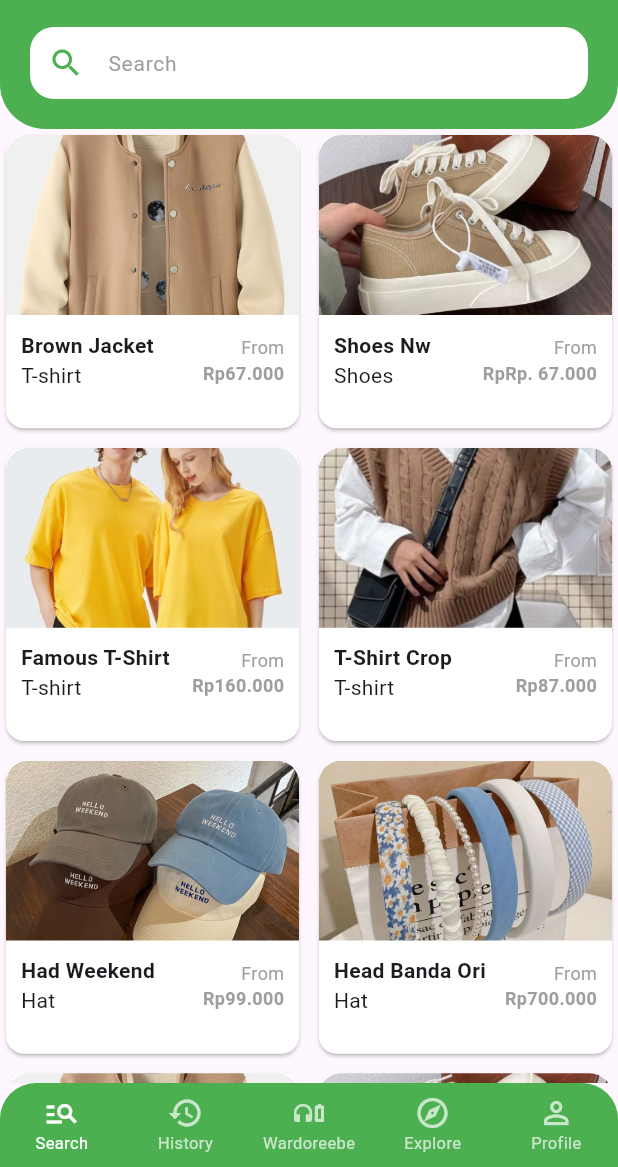
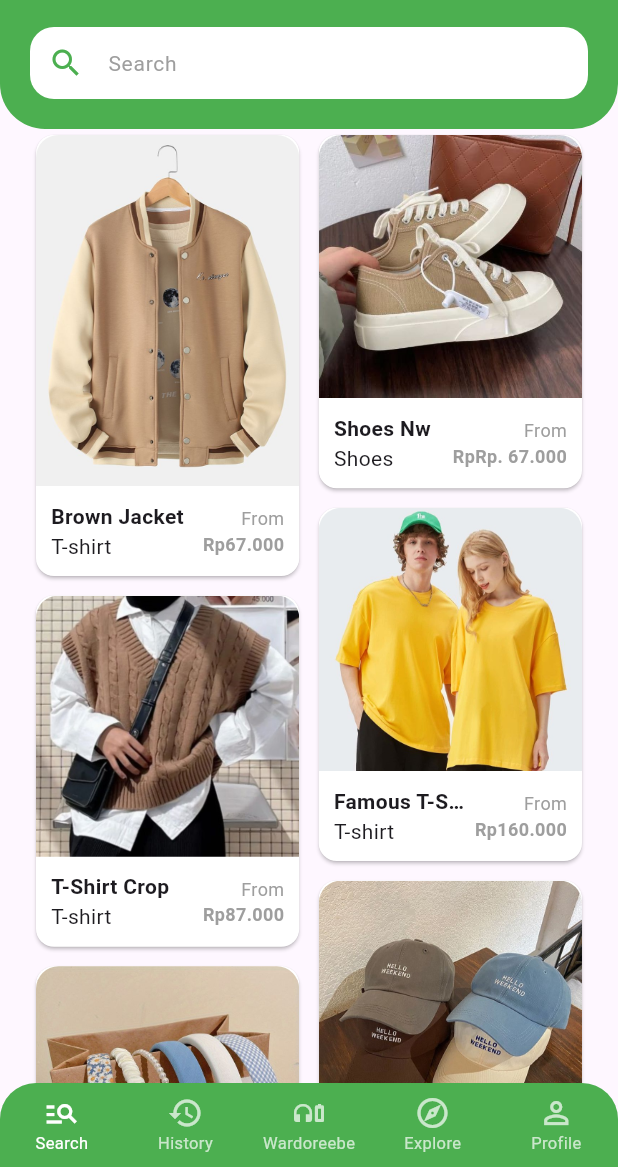
Before and after one commit to Marshandafitririyani/ecommerce_flutter, a Flutter app: the screen it shows after launch, after a tap on the "arrow forward ios" icon, on a phone screen of 412 x 824 dp, the part 69-1236 px from its top. Run offline on Flutter 3.47's test engine with Material 3 defaults, Android fonts, the phone set to English and light mode, and no system bars.

Commit message:
final all feature

```diff
--- a/lib/ui/home/screen/home_screen.dart
+++ b/lib/ui/home/screen/home_screen.dart
@@ -1,5 +1,4 @@
 import 'package:ecommerce_flutter/model/fashion.dart';
-import 'package:ecommerce_flutter/ui/detail/screen/detail_screen.dart';
 import 'package:ecommerce_flutter/ui/result/screen/result_screen.dart';
 import 'package:ecommerce_flutter/ui/search/screen/search_screen.dart';
 import 'package:flutter/material.dart';
--- a/lib/ui/search/screen/search_screen.dart
+++ b/lib/ui/search/screen/search_screen.dart
@@ -1,4 +1,5 @@
 import 'package:flutter/material.dart';
+import 'package:flutter_staggered_grid_view/flutter_staggered_grid_view.dart';
 
 import '../../../model/fashion.dart';
 import '../../detail/screen/detail_screen.dart';
@@ -24,7 +25,7 @@ class _SearchScreenState extends State<SearchScreen> {
     Fashion('images/img_tshirt_yellow.jpeg', 'Famous T-Shirt ', 'T-shirt',
         '160.000', ''),
     Fashion('images/img_crop.jpeg', 'T-Shirt Crop', 'T-shirt', '87.000', ''),
-    Fashion('images/img_hat.jpeg', 'Had Weekend', 'Hat', '99.000', ''),
+    Fashion('images/img_mirror.jpeg', 'Mirror Ges', 'Hat', '99.000', ''),
   ];
 
   @override
@@ -62,7 +63,10 @@ class _SearchScreenState extends State<SearchScreen> {
               ),
             ),
             Expanded(
-              child: GridView.count(
+              child: SingleChildScrollView(
+                child: Container(
+                  padding: EdgeInsets.symmetric(horizontal: 20),
+                  child: StaggeredGrid.count(
                     crossAxisCount: 2,
                     mainAxisSpacing: 5,
                     crossAxisSpacing: 5,
@@ -85,8 +89,6 @@ class _SearchScreenState extends State<SearchScreen> {
                                       borderRadius: BorderRadius.only(
                                           topLeft: Radius.circular(30),
                                           topRight: Radius.circular(30))),
-                              width: 200,
-                              height: 120,
                                   child: ClipRRect(
                                       borderRadius: const BorderRadius.only(
                                         topRight: Radius.circular(15),
@@ -99,16 +101,18 @@ class _SearchScreenState extends State<SearchScreen> {
                                 child: Row(
                                   mainAxisAlignment: MainAxisAlignment.spaceBetween,
                                   children: [
-                                Column(
+                                    Flexible(
+                                      child: Column(
                                         crossAxisAlignment: CrossAxisAlignment.start,
                                         children: [
                                           Text(
                                             fashion.name,
                                             style: TextStyle(
-                                          fontWeight: FontWeight.bold),
+                                                fontWeight: FontWeight.bold, overflow: TextOverflow.ellipsis),
                                           ),
                                           Text(fashion.category),
                                         ],
+                                      ),
                                     ),
                                     Column(
                                       crossAxisAlignment: CrossAxisAlignment.end,
@@ -133,6 +137,8 @@ class _SearchScreenState extends State<SearchScreen> {
                     }).toList(),
                   ),
                 ),
+              ),
+            ),
           ],
         ),
       ),
```
Also changed, not shown: lib/ui/history/screen/history_screen.dart (+56 -1 lines), images/img_mirror.jpeg (added). Lines whose indentation alone changed are shown as unchanged.
